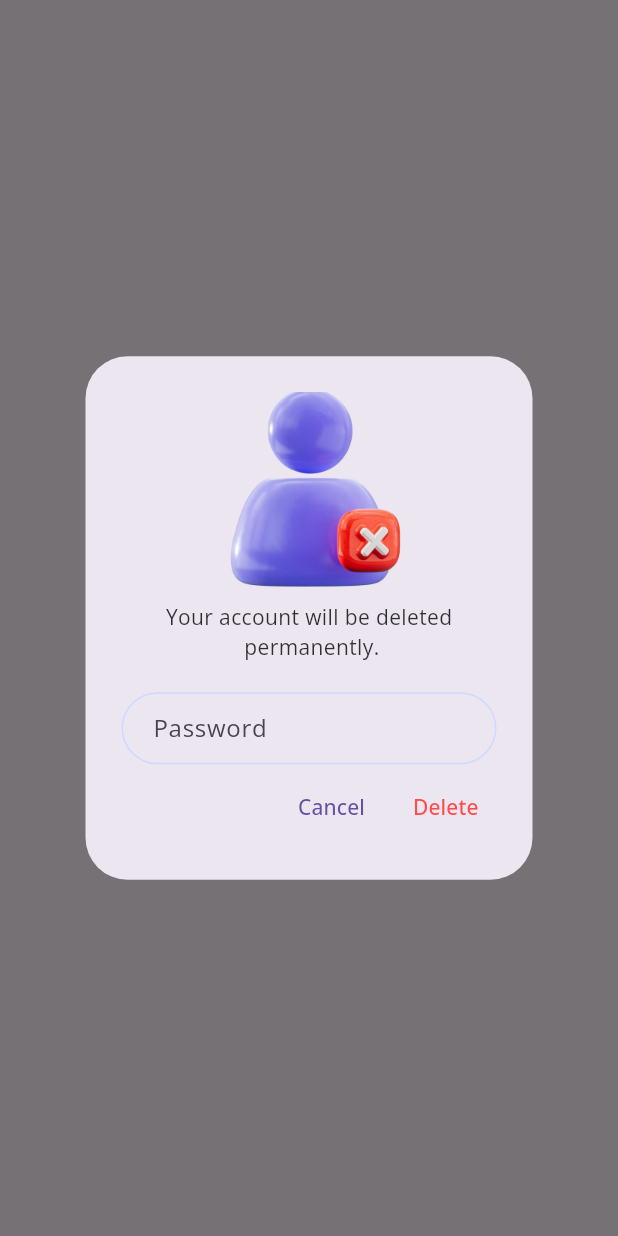
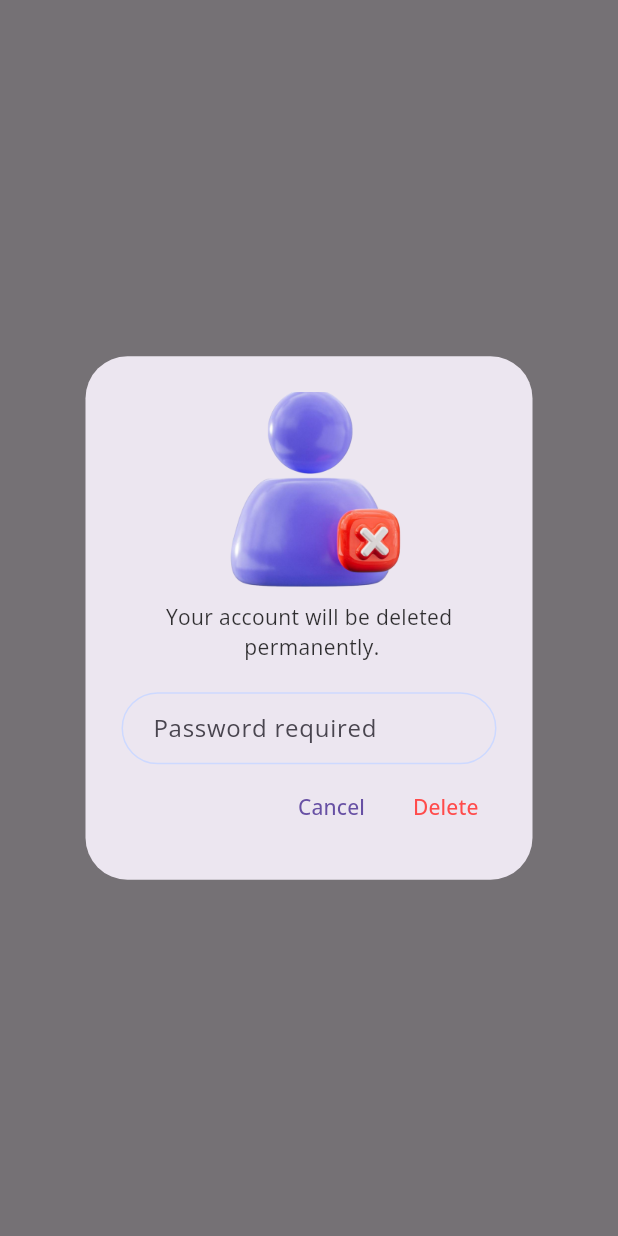
Before and after one commit to MuneezaMuneer/ticket_resale_client, a Flutter app: what deleteDialog() shows on an empty page, opened directly, on a phone screen of 412 x 824 dp. Run offline on Flutter 3.47's test engine with Material 3 defaults, Android fonts, the phone set to English and light mode, and no system bars; our stand-ins replace cached_network_image, cloud_firestore, device_preview, email_validator, firebase_auth, firebase_core and 14 more; missing offline and left inert: avatar_stack, bottom_picker, http_auth, mailer, svg_flutter, twilio_flutter; accounts and stored records are empty.

Commit message:
fixed delete dialog issue

```diff
--- a/lib/db_services/auth_services.dart
+++ b/lib/db_services/auth_services.dart
@@ -257,7 +257,6 @@ class AuthServices {
 
       await deleteUserData();
       await deleteUserTickets();
-
       await currentUser.delete();
 
       Navigator.pushNamedAndRemoveUntil(
--- a/lib/screens/auth_screens/profile_setting.dart
+++ b/lib/screens/auth_screens/profile_setting.dart
@@ -1,4 +1,3 @@
-// ignore_for_file: use_build_context_synchronously
 import 'dart:developer';
 import 'dart:io';
 import 'dart:math' hide log;
@@ -149,7 +148,7 @@ class _ProfileSettingsState extends State<ProfileSettings> {
             const SizedBox(
               height: 5,
             ),
-            CustomRow(
+            ShowTransction(
               userId: AuthServices.getCurrentUser.uid,
             ),
             const SizedBox(height: 30),
--- a/lib/screens/home_screen.dart
+++ b/lib/screens/home_screen.dart
@@ -1,3 +1,5 @@
+import 'dart:developer';
+
 import 'package:avatar_stack/avatar_stack.dart';
 import 'package:flutter/cupertino.dart';
 import 'package:flutter/material.dart';
@@ -49,6 +51,9 @@ class _HomeScreenState extends State<HomeScreen> {
     Size size = MediaQuery.of(context).size;
     final double height = size.height;
     final double width = size.width;
+
+    ///muneeza check why build is called too many times. it should be called only once
+    log('message: build is called');
     return GestureDetector(
       onTap: () {
         FocusManager.instance.primaryFocus?.unfocus();
@@ -66,6 +71,7 @@ class _HomeScreenState extends State<HomeScreen> {
                       ? CustomDisplayStoryImage(
                           imageUrl: '$photoUrl',
                           width: 50,
+                          height: 50,
                         )
                       : const CircleAvatar(
                           backgroundImage: AssetImage(AppImages.profileImage),
--- a/lib/screens/profile_level_screen.dart
+++ b/lib/screens/profile_level_screen.dart
@@ -12,7 +12,6 @@ import 'package:svg_flutter/svg_flutter.dart';
 import 'package:ticket_resale/components/components.dart';
 import 'package:ticket_resale/constants/constants.dart';
 import 'package:ticket_resale/db_services/db_services.dart';
-import 'package:ticket_resale/db_services/sumsub_services.dart';
 import 'package:ticket_resale/models/user_models.dart';
 import 'package:ticket_resale/providers/providers.dart';
 import 'package:ticket_resale/utils/utils.dart';
@@ -118,7 +117,7 @@ class _ProfileLevelScreenState extends State<ProfileLevelScreen> {
           const SizedBox(
             height: 5,
           ),
-          CustomRow(
+          ShowTransction(
             userId: AuthServices.getCurrentUser.uid,
           ),
           const SizedBox(
--- a/lib/screens/profile_screen.dart
+++ b/lib/screens/profile_screen.dart
@@ -98,7 +98,7 @@ class _ProfileScreenState extends State<ProfileScreen> {
             const SizedBox(
               height: 5,
             ),
-            CustomRow(
+            ShowTransction(
               userId: AuthServices.getCurrentUser.uid,
             ),
             const SizedBox(
--- a/lib/utils/app_dialouge.dart
+++ b/lib/utils/app_dialouge.dart
@@ -39,16 +39,19 @@ deleteDialog({required BuildContext context}) {
             ),
             SizedBox(height: 20),
             Visibility(
-              visible: !loginInWithGoogle,
+              visible: loginInWithGoogle ? true : true,
               child: SizedBox(
                 width: 250,
-                child: CustomTextField(
-                  controller: passwordController,
-                  hintText: 'Password',
+                child: Material(
+                  color: Colors.transparent,
+                  child: CustomTextField(
+                    controller: passwordController,
+                    hintText: 'Password required',
+                  ),
                 ),
               ),
             ),
-            if (!loginInWithGoogle) Gap(5)
+            if (loginInWithGoogle == false) Gap(5)
           ],
         ),
         actions: <Widget>[
@@ -63,7 +66,7 @@ deleteDialog({required BuildContext context}) {
           TextButton(
             onPressed: () async {
               _valueNotifier.value = true;
-              String password = passwordController.text;
+              String password = passwordController.text.trim();
               await AuthServices.deleteUserAccount(context, password);
               _valueNotifier.value = false;
             },
@@ -141,7 +144,7 @@ sellerRatingDialog(
             const SizedBox(
               height: 5,
             ),
-            CustomRow(
+            ShowTransction(
               userId: userId,
             ),
             const SizedBox(
```
Also changed, not shown: lib/components/home_app_bar.dart (+10 -9 lines), lib/main.dart (+6 -6 lines), lib/widgets/custom_row.dart (+12 -16 lines), 1 other file.
